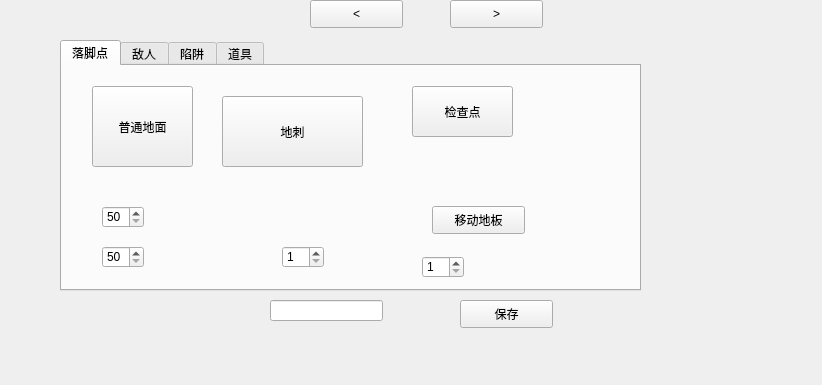
The window that editortab.ui (Q-Wednesday/TrineOfRhodesIsland) describes before a commit, drawn with Qt 5.
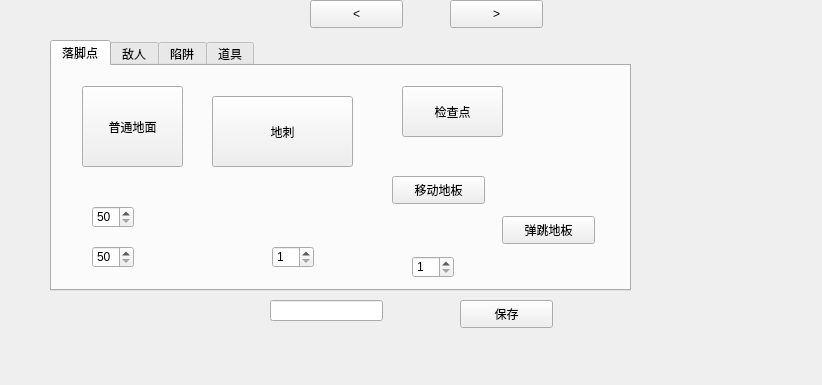
The same window after the commit. The open tabs and pages were chosen to show the change.

Commit message: 添加弹簧地板

The edit to the form file:
```diff
--- a/editortab.ui
+++ b/editortab.ui
@@ -16,7 +16,7 @@
   <widget class="QTabWidget" name="tabWidget">
    <property name="geometry">
     <rect>
-     <x>60</x>
+     <x>50</x>
      <y>40</y>
      <width>581</width>
      <height>251</height>
@@ -116,8 +116,8 @@
     <widget class="QPushButton" name="movingLandButton">
      <property name="geometry">
       <rect>
-       <x>370</x>
-       <y>140</y>
+       <x>340</x>
+       <y>110</y>
        <width>93</width>
        <height>28</height>
       </rect>
@@ -142,6 +142,19 @@
       <number>10</number>
      </property>
     </widget>
+    <widget class="QPushButton" name="springLandButton">
+     <property name="geometry">
+      <rect>
+       <x>450</x>
+       <y>150</y>
+       <width>93</width>
+       <height>28</height>
+      </rect>
+     </property>
+     <property name="text">
+      <string>弹跳地板</string>
+     </property>
+    </widget>
    </widget>
    <widget class="QWidget" name="tab_2">
     <attribute name="title">
```
Left out of the diff: 2 changed lines with no effect on the pictures. The commit also changes 14 other files.
